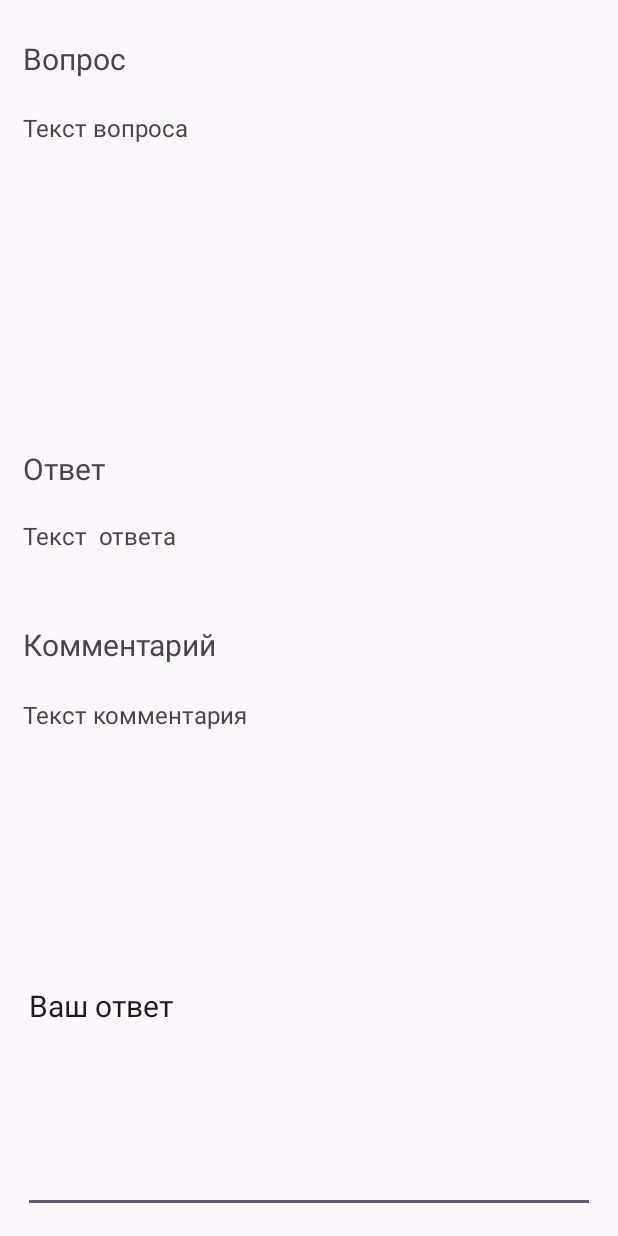
After one commit to Pavel505/ProgrammKINO, an Android app: the layout activity_trening2.xml on its own in the app's theme, with its tools: preview values and no code run, on a phone screen of 412 x 824 dp. The commit adds this screen. Run offline under Robolectric (Android 15) with nearby library versions, the phone set to English and light mode, and no system bars.

Commit message:
Добавил макет для тренировочной страницы

```diff
--- a/app/build.gradle.kts
+++ b/app/build.gradle.kts
@@ -25,11 +25,16 @@ android {
             isMinifyEnabled = false
             proguardFiles(getDefaultProguardFile("proguard-android-optimize.txt"), "proguard-rules.pro")
         }
+
     }
+
+
+
     compileOptions {
         sourceCompatibility = JavaVersion.VERSION_1_8
         targetCompatibility = JavaVersion.VERSION_1_8
     }
+
 }
 
 dependencies {
--- a/app/src/main/AndroidManifest.xml
+++ b/app/src/main/AndroidManifest.xml
@@ -12,6 +12,9 @@
         android:supportsRtl="true"
         android:theme="@style/Theme.ProgKino"
         tools:targetApi="31">
+        <activity
+            android:name=".Trening2Activity"
+            android:exported="false" />
         <activity
             android:name=".TreningActivity"
             android:exported="false" />
--- a/app/src/main/java/com/example/progkino/Models/Eventum.java
+++ b/app/src/main/java/com/example/progkino/Models/Eventum.java
@@ -16,7 +16,6 @@ public class Eventum {
         this.color = color;
         this.dateEventum = dateEventum;
         this.eventumDescription = eventumDescription;
-
         this.img = img;
         this.title = title;
         this.type = type;
--- a/app/src/main/java/com/example/progkino/TrenActivity.java
+++ b/app/src/main/java/com/example/progkino/TrenActivity.java
@@ -35,6 +35,12 @@ public class TrenActivity extends AppCompatActivity {
         Intent intentTrening = new Intent(TrenActivity.this, TreningActivity.class);
         intentTrening.addFlags(Intent.FLAG_ACTIVITY_REORDER_TO_FRONT);
         startActivity(intentTrening);
+    }
+
+    public void onClickRead2 (View view){
+        Intent intentTrening2 = new Intent(TrenActivity.this, Trening2Activity.class);
+        intentTrening2.addFlags(Intent.FLAG_ACTIVITY_REORDER_TO_FRONT);
+        startActivity(intentTrening2);
     }
 
     /*
--- a/app/src/main/res/layout/activity_tren.xml
+++ b/app/src/main/res/layout/activity_tren.xml
@@ -150,6 +150,7 @@
             android:layout_width="wrap_content"
             android:layout_height="wrap_content"
             android:layout_marginTop="12dp"
+            android:onClick="onClickRead2"
             android:text="@string/tren22"
             app:layout_constraintEnd_toEndOf="parent"
             app:layout_constraintHorizontal_bias="0.488"
--- /dev/null
+++ b/app/src/main/res/layout/activity_trening2.xml
@@ -0,0 +1,92 @@
+<?xml version="1.0" encoding="utf-8"?>
+<androidx.constraintlayout.widget.ConstraintLayout xmlns:android="http://schemas.android.com/apk/res/android"
+    xmlns:app="http://schemas.android.com/apk/res-auto"
+    xmlns:tools="http://schemas.android.com/tools"
+    android:layout_width="match_parent"
+    android:layout_height="match_parent"
+    tools:context=".Trening2Activity">
+
+    <LinearLayout
+        android:layout_width="0dp"
+        android:layout_height="0dp"
+        android:layout_marginStart="15dp"
+        android:layout_marginTop="25dp"
+        android:layout_marginEnd="15dp"
+        android:layout_marginBottom="15dp"
+        android:orientation="vertical"
+        app:layout_constraintBottom_toBottomOf="parent"
+        app:layout_constraintEnd_toEndOf="parent"
+        app:layout_constraintStart_toStartOf="parent"
+        app:layout_constraintTop_toTopOf="parent">
+
+        <LinearLayout
+            android:layout_width="match_parent"
+            android:layout_height="273dp"
+            android:orientation="vertical">
+
+            <TextView
+                android:id="@+id/textView5"
+                android:layout_width="match_parent"
+                android:layout_height="43dp"
+                android:textSize="20sp"
+                tools:text="@string/question" />
+
+            <TextView
+                android:id="@+id/text_question"
+                android:layout_width="match_parent"
+                android:layout_height="219dp"
+                android:layout_marginTop="5dp"
+                android:text="Текст вопроса"
+                android:textSize="16sp" />
+        </LinearLayout>
+
+        <LinearLayout
+            android:layout_width="match_parent"
+            android:layout_height="117dp"
+            android:orientation="vertical">
+
+            <TextView
+                android:id="@+id/textView7"
+                android:layout_width="match_parent"
+                android:layout_height="42dp"
+                android:textSize="20sp"
+                tools:text="@string/answer" />
+
+            <TextView
+                android:id="@+id/text_answer"
+                android:layout_width="match_parent"
+                android:layout_height="82dp"
+                android:layout_marginTop="5dp"
+                android:text="Текст  ответа"
+                android:textSize="16sp" />
+        </LinearLayout>
+
+        <LinearLayout
+            android:layout_width="match_parent"
+            android:layout_height="117dp"
+            android:orientation="vertical">
+
+            <TextView
+                android:id="@+id/textView8"
+                android:layout_width="match_parent"
+                android:layout_height="44dp"
+                android:textSize="20sp"
+                tools:text="@string/comment" />
+
+            <TextView
+                android:id="@+id/text_commentQ"
+                android:layout_width="match_parent"
+                android:layout_height="87dp"
+                android:layout_marginTop="5dp"
+                android:text="Текст комментария"
+                android:textSize="16sp" />
+        </LinearLayout>
+
+        <EditText
+            android:id="@+id/answer_znatok"
+            android:layout_width="match_parent"
+            android:layout_height="match_parent"
+            android:text="Ваш ответ"
+            android:textSize="20sp" />
+    </LinearLayout>
+</androidx.constraintlayout.widget.ConstraintLayout>
--- a/app/src/main/res/values/strings.xml
+++ b/app/src/main/res/values/strings.xml
@@ -37,4 +37,7 @@
     <string name="tren26">Регионы России</string>
     <string name="tren27">Мифология</string>
     <string name="tutorial1">Списки с теорией:</string>
+    <string name="question">Вопрос</string>
+    <string name="answer">Ответ</string>
+    <string name="comment">Комментарий</string>
 </resources>
--- a/build.gradle.kts
+++ b/build.gradle.kts
@@ -2,6 +2,7 @@ buildscript {
     dependencies {
         classpath("com.google.gms:google-services:4.4.0")
     }
+
 }
 // Top-level build file where you can add configuration options common to all sub-projects/modules.
 plugins {
```
Also changed, not shown: app/src/main/java/com/example/progkino/HomeActivity.java (+64 -19 lines), app/src/main/java/com/example/progkino/Trening2Activity.java (added, +17 -0 lines).
